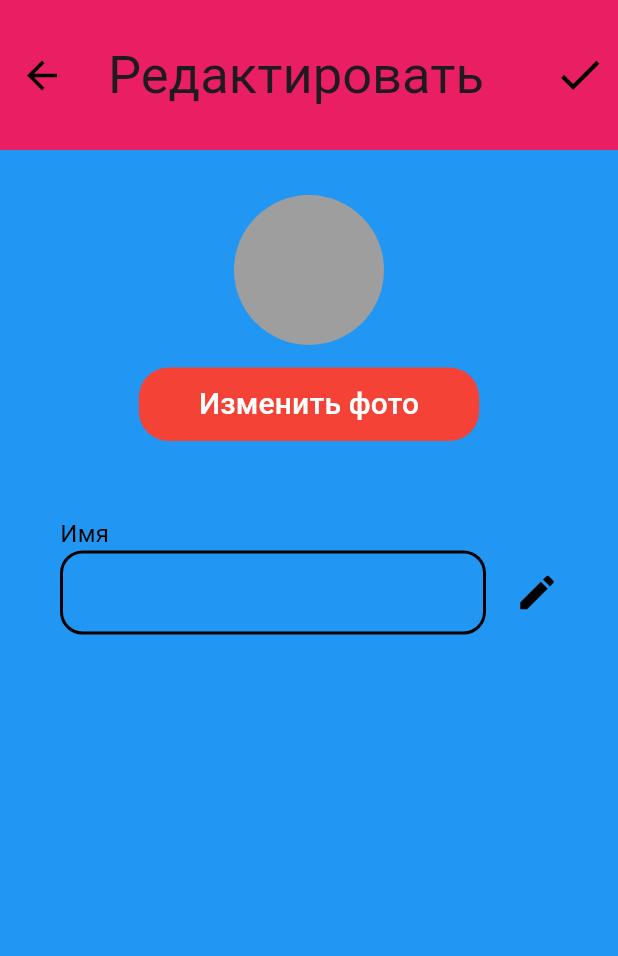
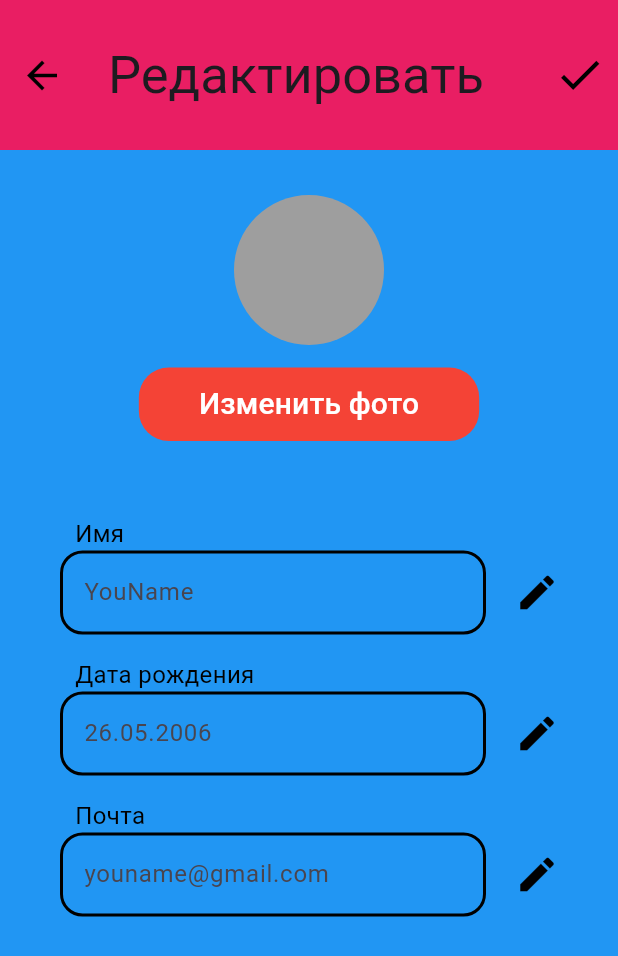
Before and after one commit to DureevaElena/ProgressTrackerapp_client, a Flutter app: the EditProfileScreen screen opened by its route, on a phone screen of 412 x 824 dp. Shown: the top 956 px of the screen. Run offline on Flutter 3.47's test engine with Material 3 defaults, Android fonts, the phone set to English and light mode, and no system bars; Roboto replaces fonts that are missing (Montserrat).

Commit message:
не выходит за пределы страницы

```diff
--- a/lib/edit_profile_screen.dart
+++ b/lib/edit_profile_screen.dart
@@ -36,7 +36,8 @@ class EditProfileScreen extends StatelessWidget {
           ),
         ],
       ),
-      body: Padding(
+      body: SingleChildScrollView(
+        child: Padding(
         padding: const EdgeInsets.all(30.0),
         child: Column(
           children: [
@@ -75,7 +76,9 @@ class EditProfileScreen extends StatelessWidget {
 
             SizedBox(height: 50,),
 
-            const Padding(padding: EdgeInsets.only(left: 10),
+
+
+            const Padding(padding: EdgeInsets.only(left: 20),
             child: Align(
               alignment: Alignment.centerLeft,
                 child: Text('Имя',
@@ -93,8 +96,8 @@ class EditProfileScreen extends StatelessWidget {
                   child: Padding(
                     padding: EdgeInsets.symmetric(horizontal: 10),
                     child: TextField(
-
                       decoration: InputDecoration(
+                        hintText: "YouName",
                         enabledBorder: OutlineInputBorder(
                           borderRadius: BorderRadius.all(Radius.circular(15.0)),
                           borderSide: BorderSide(color: Colors.black,width: 2.0),
@@ -111,7 +114,7 @@ class EditProfileScreen extends StatelessWidget {
                   onPressed: (){
 
                   },
-                  icon: Icon(
+                  icon: const Icon(
                     Icons.edit,
                     color: Colors.black,
                     size: 30,
@@ -120,15 +123,103 @@ class EditProfileScreen extends StatelessWidget {
               ],
             ),
 
+            SizedBox(height: 15,),
 
+            const Padding(padding: EdgeInsets.only(left: 20),
+            child: Align(
+              alignment: Alignment.centerLeft,
+                child: Text('Дата рождения',
+                  style: TextStyle(
+                    fontSize: 16,
+                    color: Colors.black,
+                  ),
+                ),
+              ),
+            ),
 
+            Row(
+              children: [
+                const Expanded(
+                  child: Padding(
+                    padding: EdgeInsets.symmetric(horizontal: 10),
+                    child: TextField(
+                      decoration: InputDecoration(
+                        hintText: "26.05.2006",
+                        enabledBorder: OutlineInputBorder(
+                          borderRadius: BorderRadius.all(Radius.circular(15.0)),
+                          borderSide: BorderSide(color: Colors.black,width: 2.0),
+                        ),
+                        focusedBorder: OutlineInputBorder(
+                          borderRadius: BorderRadius.all(Radius.circular(15.0)),
+                          borderSide: BorderSide(color: Colors.pink,width: 2.0),
+                        ),
+                      ),
+                    ),
+                  ),
+                ),
+                IconButton(
+                  onPressed: (){
 
+                  },
+                  icon: const Icon(
+                    Icons.edit,
+                    color: Colors.black,
+                    size: 30,
+                  ),
+                ),
+              ],
+            ),
 
+            SizedBox(height: 15,),
 
+            const Padding(padding: EdgeInsets.only(left: 20),
+            child: Align(
+              alignment: Alignment.centerLeft,
+                child: Text('Почта',
+                  style: TextStyle(
+                    fontSize: 16,
+                    color: Colors.black,
+                  ),
+                ),
+              ),
+            ),
 
+            Row(
+              children: [
+                const Expanded(
+                  child: Padding(
+                    padding: EdgeInsets.symmetric(horizontal: 10),
+                    child: TextField(
+                      decoration: InputDecoration(
+                        hintText: "youname@gmail.com",
+                        enabledBorder: OutlineInputBorder(
+                          borderRadius: BorderRadius.all(Radius.circular(15.0)),
+                          borderSide: BorderSide(color: Colors.black,width: 2.0),
+                        ),
+                        focusedBorder: OutlineInputBorder(
+                          borderRadius: BorderRadius.all(Radius.circular(15.0)),
+                          borderSide: BorderSide(color: Colors.pink,width: 2.0),
+                        ),
+                      ),
+                    ),
+                  ),
+                ),
+                IconButton(
+                  onPressed: (){
+                    //при нажатии на иконку редактировать
 
+                  },
+                  icon: const Icon(
+                    Icons.edit,
+                    color: Colors.black,
+                    size: 30,
+                  ),
+                ),
+              ],
+            ),
           ],
         ),
+      ),
       ),
     );
   }
```
